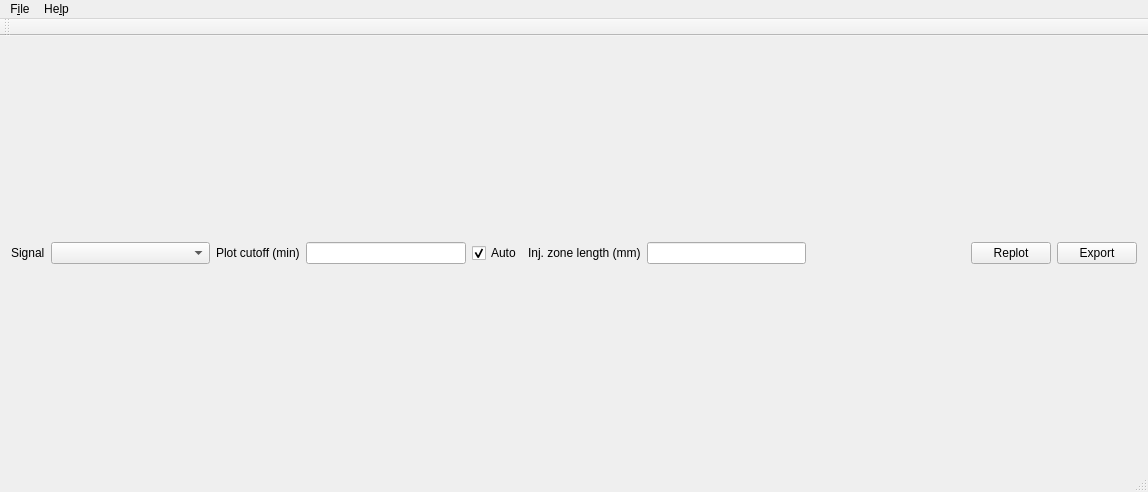
Qt form src/ui/pmngmainwindow.ui (echmet/PeakMasterNG) before a commit.
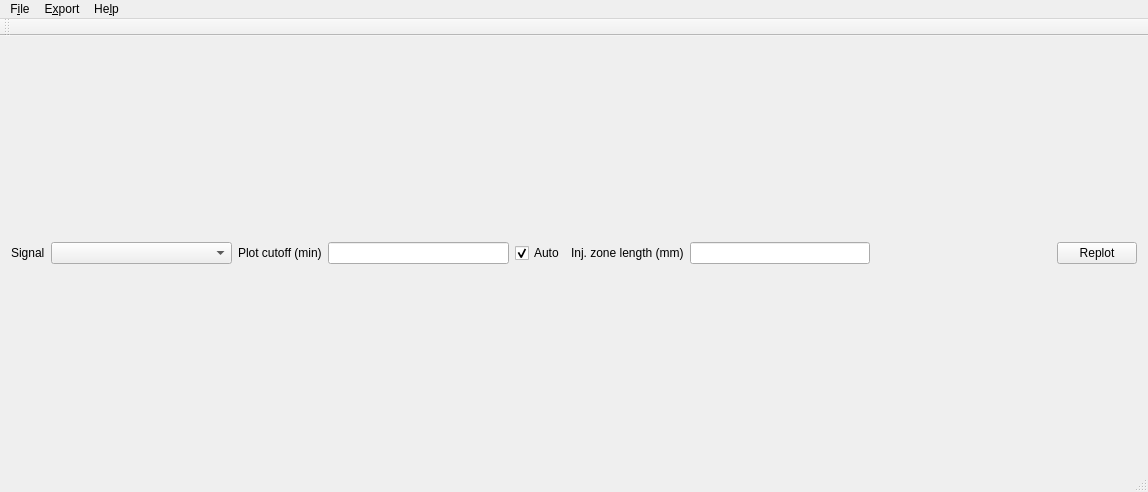
The same form after that commit. Custom widgets are drawn as their Qt base class.

What changed in the file:
```diff
--- a/src/ui/pmngmainwindow.ui
+++ b/src/ui/pmngmainwindow.ui
@@ -91,13 +91,6 @@
             </property>
            </widget>
           </item>
-          <item>
-           <widget class="QPushButton" name="qpb_exportEFG">
-            <property name="text">
-             <string>Export</string>
-            </property>
-           </widget>
-          </item>
          </layout>
         </item>
        </layout>
@@ -130,7 +123,20 @@
     </property>
     <addaction name="actionAbout"/>
    </widget>
+   <widget class="QMenu" name="menuExport">
+    <property name="title">
+     <string>E&amp;xport</string>
+    </property>
+    <widget class="QMenu" name="menuElectrophoregram">
+     <property name="title">
+      <string>Electrophoregram</string>
+     </property>
+     <addaction name="actionExportEFGAsCSV"/>
+    </widget>
+    <addaction name="menuElectrophoregram"/>
+   </widget>
    <addaction name="menuFile"/>
+   <addaction name="menuExport"/>
    <addaction name="menuAbout"/>
   </widget>
   <widget class="QToolBar" name="mainToolBar">
```
Left out of the diff: 5 changed lines with no effect on the pictures.
